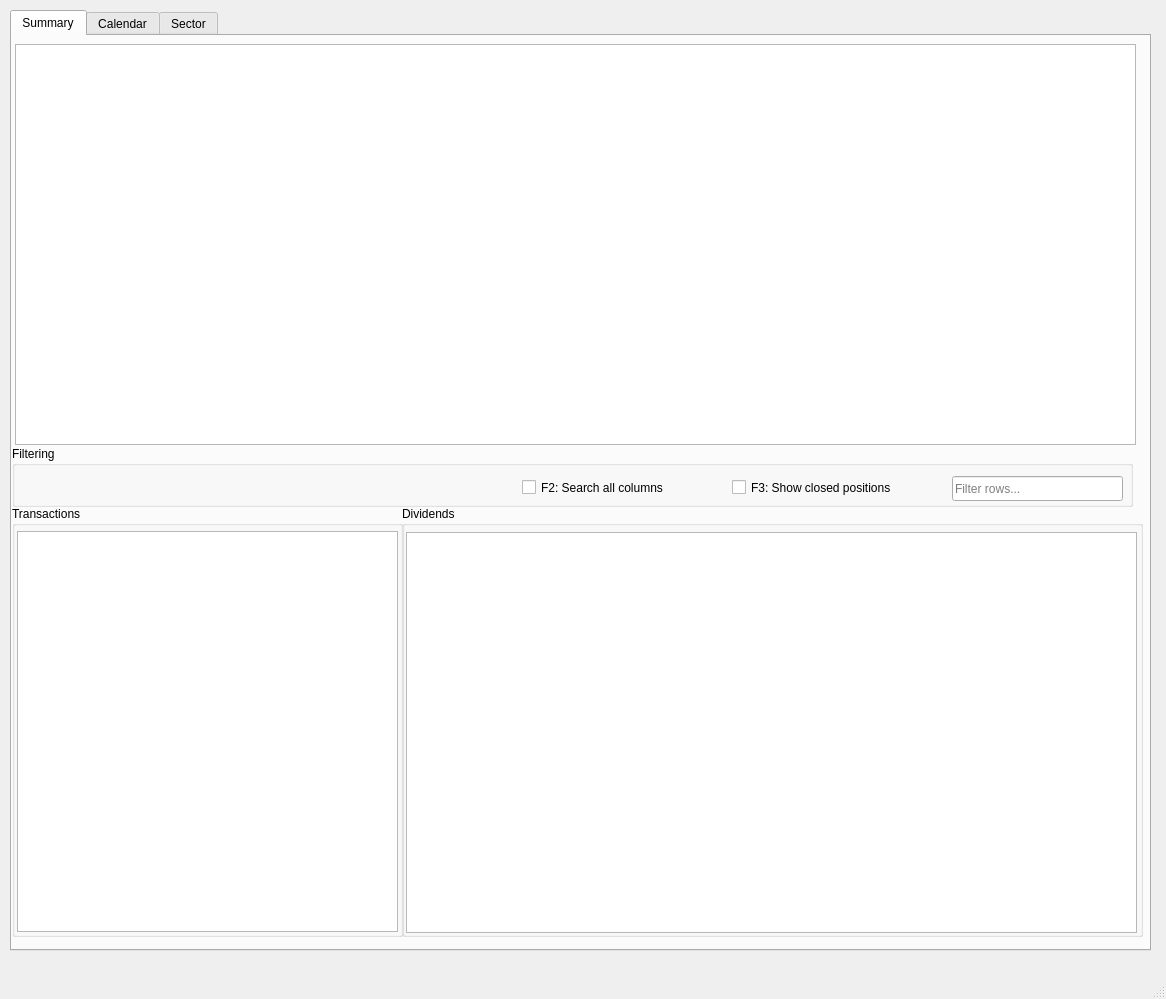
This is d_gui.ui in neeraavi/aidiv as Qt 5 draws it before an edit. The edited form follows.
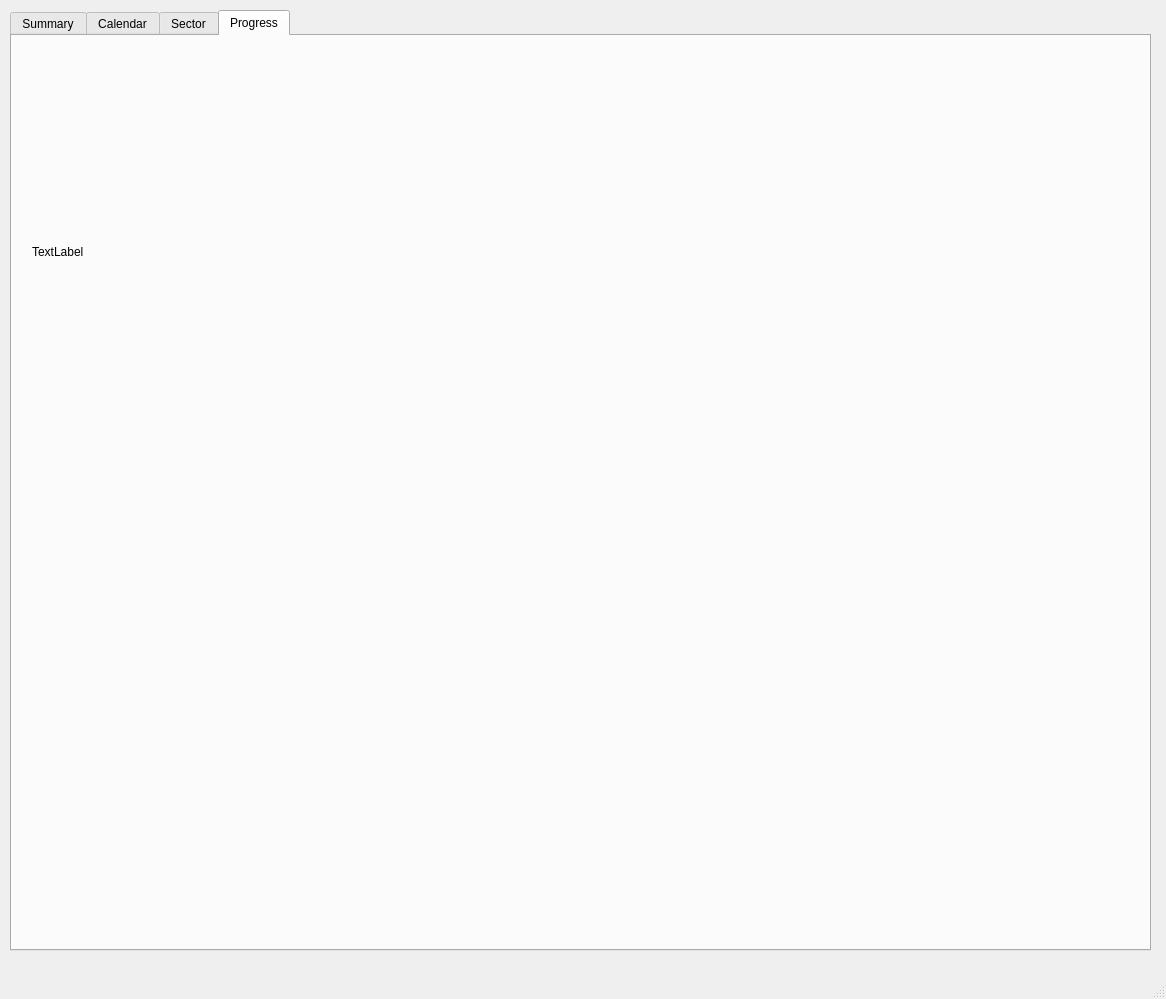
This is the edited form. The open tabs and pages were chosen to show the change.

What changed in the file:
```diff
--- a/d_gui.ui
+++ b/d_gui.ui
@@ -331,6 +331,24 @@
       </attribute>
      </widget>
     </widget>
+    <widget class="QWidget" name="tab_4">
+     <attribute name="title">
+      <string>Progress</string>
+     </attribute>
+     <widget class="QLabel" name="div_progress">
+      <property name="geometry">
+       <rect>
+        <x>20</x>
+        <y>20</y>
+        <width>1071</width>
+        <height>391</height>
+       </rect>
+      </property>
+      <property name="text">
+       <string>TextLabel</string>
+      </property>
+     </widget>
+    </widget>
    </widget>
   </widget>
   <widget class="QMenuBar" name="menubar">
```
